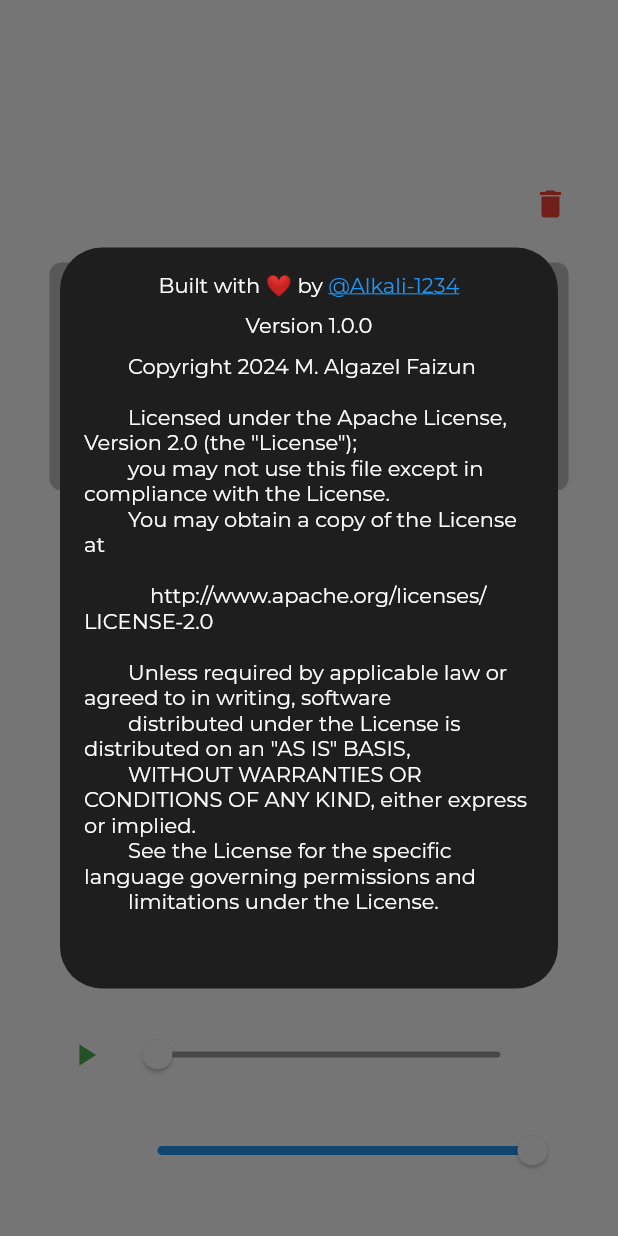
After one commit to Alkali-1234/diponegoro.sb, a Flutter app: the screen it shows after launch, after a tap on the "info" icon, on a phone screen of 412 x 824 dp. The commit adds this screen. Run offline on Flutter 3.47's test engine with Material 3 defaults, Android fonts, the phone set to English and light mode, and no system bars; our stand-ins replace file_picker, flutter_riverpod, freezed_annotation, google_fonts, just_audio, shared_preferences.

Commit message:
Replaced settings with info dialog, added the ability to fade in, song file now deletes, fully implemented sound settings.

```diff
--- /dev/null
+++ b/lib/components/info_dialog.dart
@@ -0,0 +1,54 @@
+import "package:flutter/cupertino.dart";
+import "package:flutter/material.dart";
+import "package:flutter/widgets.dart";
+import "package:url_launcher/url_launcher.dart";
+
+class InfoDialog extends StatelessWidget {
+  const InfoDialog({super.key});
+
+  @override
+  Widget build(BuildContext context) {
+    var theme = Theme.of(context).colorScheme;
+    var textTheme = Theme.of(context).textTheme;
+    return Dialog(
+      backgroundColor: theme.background,
+      surfaceTintColor: Colors.transparent,
+      child: Padding(
+        padding: const EdgeInsets.all(16.0),
+        child: Column(
+          mainAxisSize: MainAxisSize.min,
+          mainAxisAlignment: MainAxisAlignment.start,
+          children: [
+            Row(
+              mainAxisSize: MainAxisSize.min,
+              children: [
+                Text("Built with ❤️ by ", style: textTheme.displaySmall),
+                //* Link
+                MouseRegion(cursor: SystemMouseCursors.click, child: GestureDetector(onTap: () => launchUrl(Uri(scheme: "https", host: "github.com", path: "Alkali-1234")), child: Text("@Alkali-1234", style: textTheme.displaySmall!.copyWith(color: Colors.blue, decoration: TextDecoration.underline, decorationColor: Colors.blue)))),
+              ],
+            ),
+            const SizedBox(height: 10),
+            Text("Version 1.0.0", style: textTheme.displaySmall),
+            const SizedBox(height: 10),
+            Text("""
+        Copyright 2024 M. Algazel Faizun
+
+        Licensed under the Apache License, Version 2.0 (the "License");
+        you may not use this file except in compliance with the License.
+        You may obtain a copy of the License at
+
+            http://www.apache.org/licenses/LICENSE-2.0
+
+        Unless required by applicable law or agreed to in writing, software
+        distributed under the License is distributed on an "AS IS" BASIS,
+        WITHOUT WARRANTIES OR CONDITIONS OF ANY KIND, either express or implied.
+        See the License for the specific language governing permissions and
+        limitations under the License.
+
+            """, style: textTheme.displaySmall),
+          ],
+        ),
+      ),
+    );
+  }
+}
--- a/pubspec.yaml
+++ b/pubspec.yaml
@@ -45,6 +45,7 @@ dependencies:
   shared_preferences: ^2.2.2
   just_audio: ^0.9.37
   file_picker: ^8.0.0+1
+  url_launcher: ^6.2.5
 
 dev_dependencies:
   flutter_test:
```
Also changed, not shown: lib/components/home.dart (+61 -11 lines), pubspec.lock, 6 other files.
